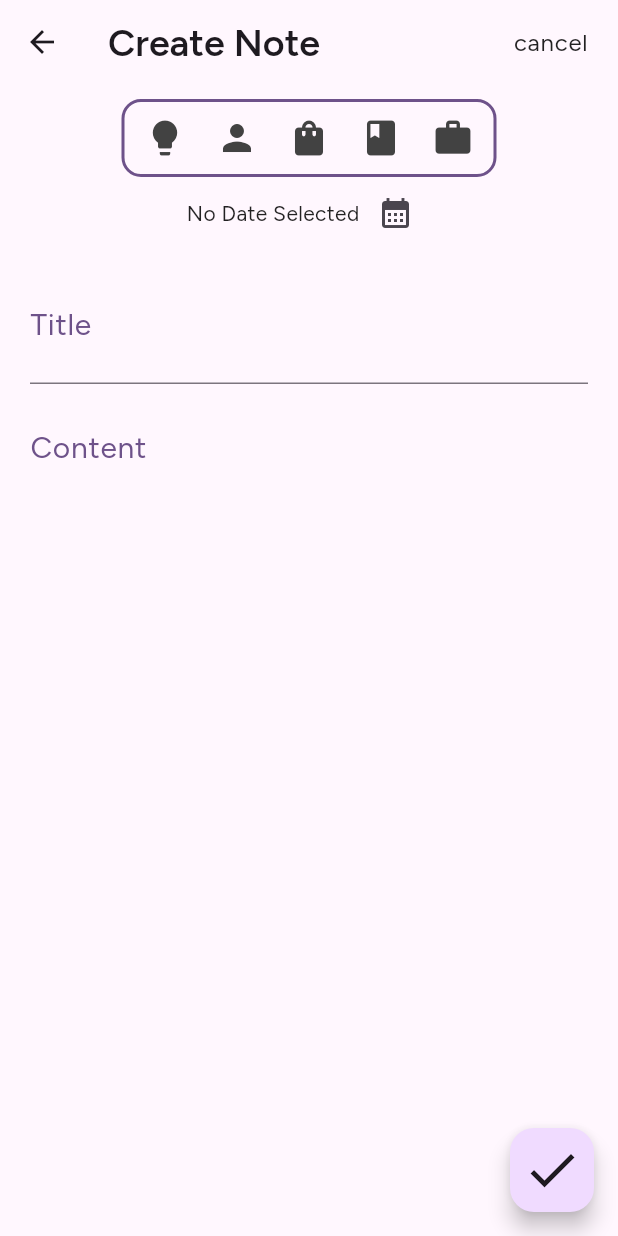
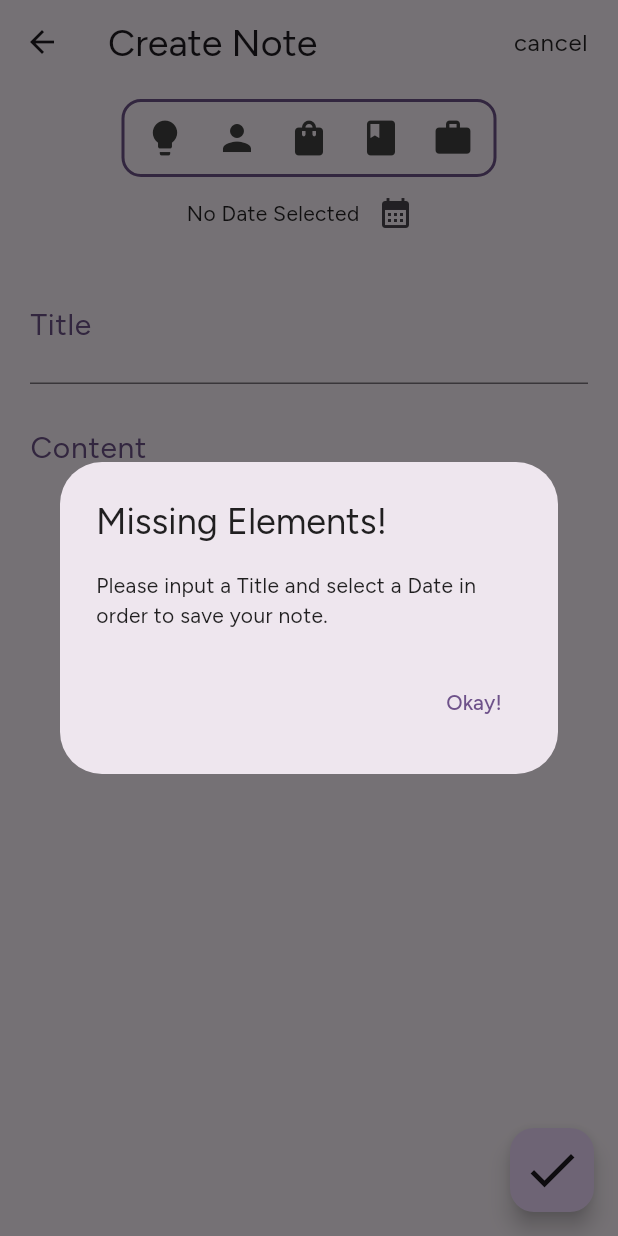
Before and after one commit to NkwiCyril/note_taking_app, a Flutter app: the CreateNoteScreen screen opened directly, after a tap on the "check" icon, on a phone screen of 412 x 824 dp. Run offline on Flutter 3.47's test engine with Material 2 defaults, Android fonts, the phone set to English and light mode, and no system bars; our stand-ins replace google_fonts.

Commit message:
alert dialog for empty fields

```diff
--- a/note_app/lib/screens/create_note_screen.dart
+++ b/note_app/lib/screens/create_note_screen.dart
@@ -1,5 +1,6 @@
 import 'package:flutter/material.dart';
 import 'package:note_app/model/notes_model.dart';
+import 'package:note_app/widgets/alert_dialog.dart';
 import 'package:note_app/widgets/categories_bar.dart';
 
 class CreateNoteScreen extends StatefulWidget {
@@ -33,10 +34,11 @@ class _CreateNoteScreenState extends State<CreateNoteScreen> {
     );
   }
 
+  // function to display date picker
   void _showDatePicker() async {
     final initialDate = DateTime.now();
     final firstDate =
-        DateTime(initialDate.year, initialDate.month, initialDate.day);
+        DateTime(initialDate.year - 2, initialDate.month, initialDate.day);
     final lastDate = DateTime(2030);
 
     final selectDate = await showDatePicker(
@@ -45,12 +47,26 @@ class _CreateNoteScreenState extends State<CreateNoteScreen> {
       firstDate: firstDate,
       lastDate: lastDate,
     );
-
     setState(
       () {
+        // get the date selected by the user
         _choosenDate = selectDate;
       },
     );
+  }
+
+  // function to check input of all fields; whether all fields are filled
+  void _checkFields() {
+    if (_choosenDate == null || _titleController.text.isEmpty) {
+      showDialog(
+        context: context,
+        builder: (ctx) {
+          return Alert(ctx: ctx);
+        },
+      );
+    } else {
+
+    }
   }
 
   @override
@@ -61,12 +77,13 @@ class _CreateNoteScreenState extends State<CreateNoteScreen> {
           'Create Note',
           style: TextStyle(
             fontSize: 25.1,
-            fontWeight: FontWeight.w600,
           ),
         ),
         actions: [
           Padding(
-            padding: const EdgeInsets.symmetric(horizontal: 8.0),
+            padding: const EdgeInsets.symmetric(
+              horizontal: 8.0,
+            ),
             child: TextButton(
               // button to cancel current session
               onPressed: _moveToNoteDisplayScreen,
@@ -142,8 +159,7 @@ class _CreateNoteScreenState extends State<CreateNoteScreen> {
       ),
       floatingActionButton: FloatingActionButton(
         onPressed: () {
-          print(_titleController.text);
-          print(_contentController.text);
+          _checkFields();
         },
         child: Icon(
           Icons.check,
--- /dev/null
+++ b/note_app/lib/widgets/alert_dialog.dart
@@ -0,0 +1,27 @@
+import 'package:flutter/material.dart';
+
+class Alert extends StatelessWidget {
+  const Alert({super.key, required this.ctx});
+
+  final BuildContext ctx;
+
+  @override
+  Widget build(BuildContext context) {
+    return AlertDialog(
+      content: const Text(
+        'Please input a Title and select a Date in order to save your note.',
+      ),
+      title: const Text(
+        'Missing Elements!',
+      ),
+      actions: [
+        TextButton(
+          onPressed: () {
+            Navigator.pop(ctx);
+          },
+          child: const Text('Okay!'),
+        ),
+      ],
+    );
+  }
+}
```
